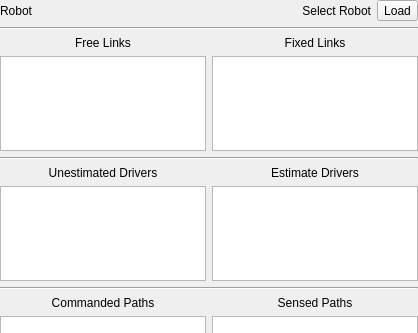
Above: Main/MotorCalibrateQt/dialog.ui from krishauser/Klampt before the change; both pictures show x 0 to 418 and y 0 to 333 of the 418 by 562 pixel window. Below: the same form after it.
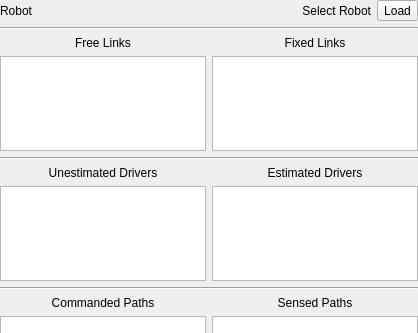
That is the form after the change.

```diff
--- a/Main/MotorCalibrateQt/dialog.ui
+++ b/Main/MotorCalibrateQt/dialog.ui
@@ -56,7 +56,7 @@
     <item row="6" column="1" colspan="2">
      <widget class="QLabel" name="label_6">
       <property name="text">
-       <string>Estimate Drivers</string>
+       <string>Estimated Drivers</string>
       </property>
       <property name="alignment">
        <set>Qt::AlignCenter</set>
```
Left out of the diff: 12 changed lines with no effect on the pictures.
